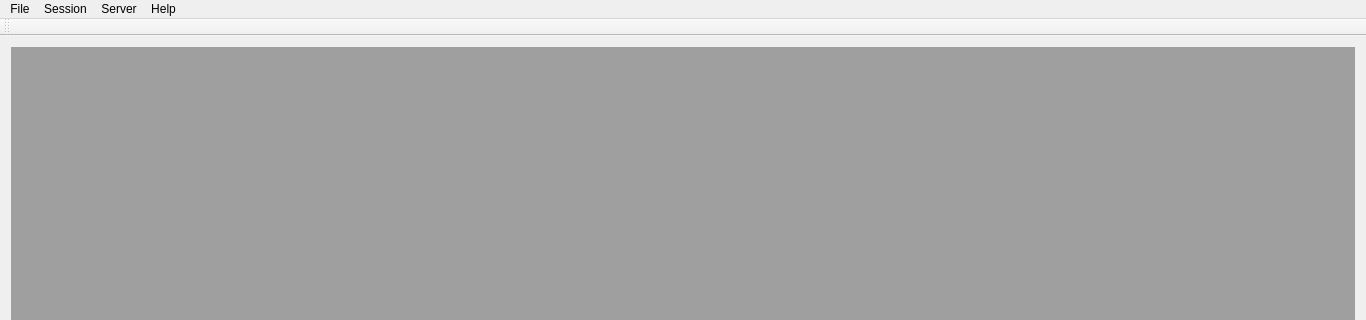
First picture: the form in mainwindow.ui, repository MayaPosch/MQTTCute, before the edit; both pictures show x 0 to 1366 and y 0 to 320 of the 1366 by 863 pixel window.
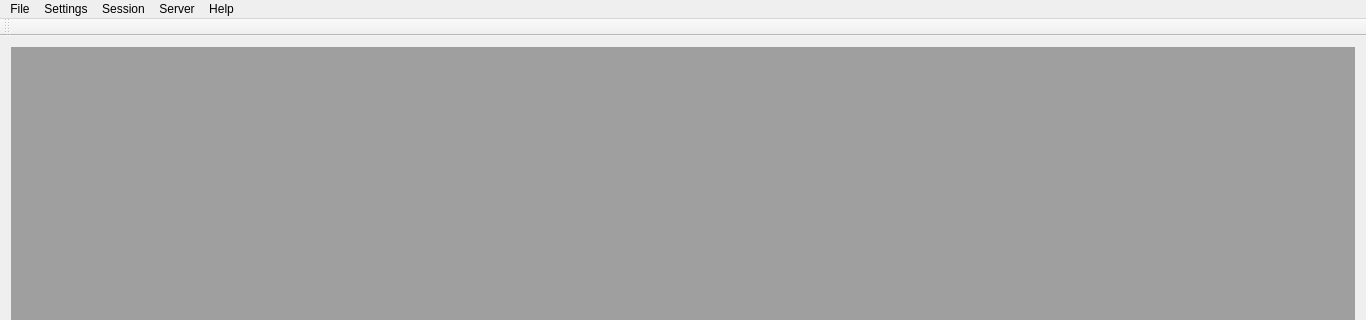
Second picture: the form after the edit. Icons and pictures are not drawn.

Patch:
```diff
--- a/mainwindow.ui
+++ b/mainwindow.ui
@@ -55,9 +55,15 @@
     </property>
     <addaction name="actionConnect"/>
     <addaction name="actionDisconnect"/>
-    <addaction name="actionInfo"/>
+   </widget>
+   <widget class="QMenu" name="menuSettings">
+    <property name="title">
+     <string>Settings</string>
+    </property>
+    <addaction name="actionConfigure"/>
    </widget>
    <addaction name="menuFile"/>
+   <addaction name="menuSettings"/>
    <addaction name="menuSession"/>
    <addaction name="menuServer"/>
    <addaction name="menuHelp"/>
```
Left out of the diff: 21 changed lines with no effect on the pictures.
